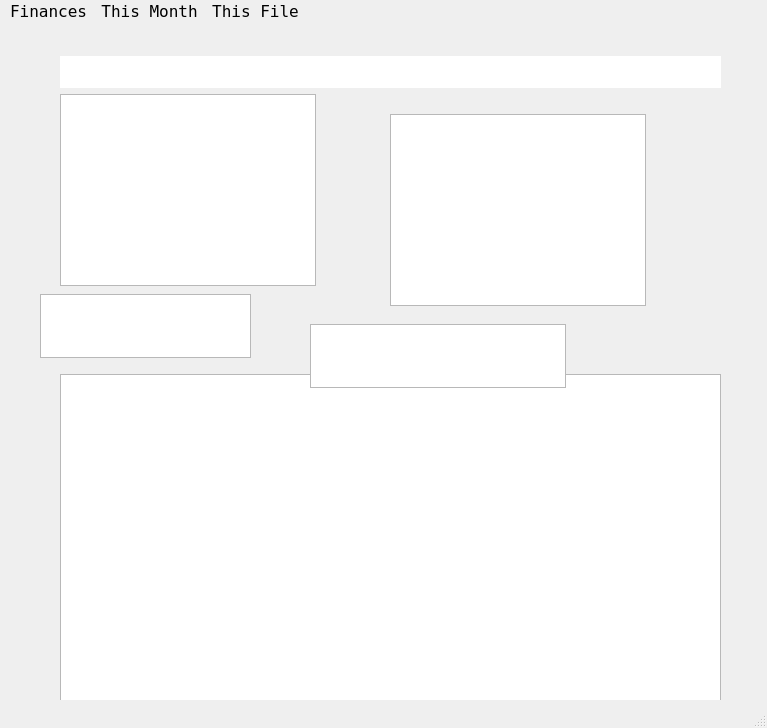
Above: mainwindow.ui from lowagner/pynances before the change. Below: the same form after it.
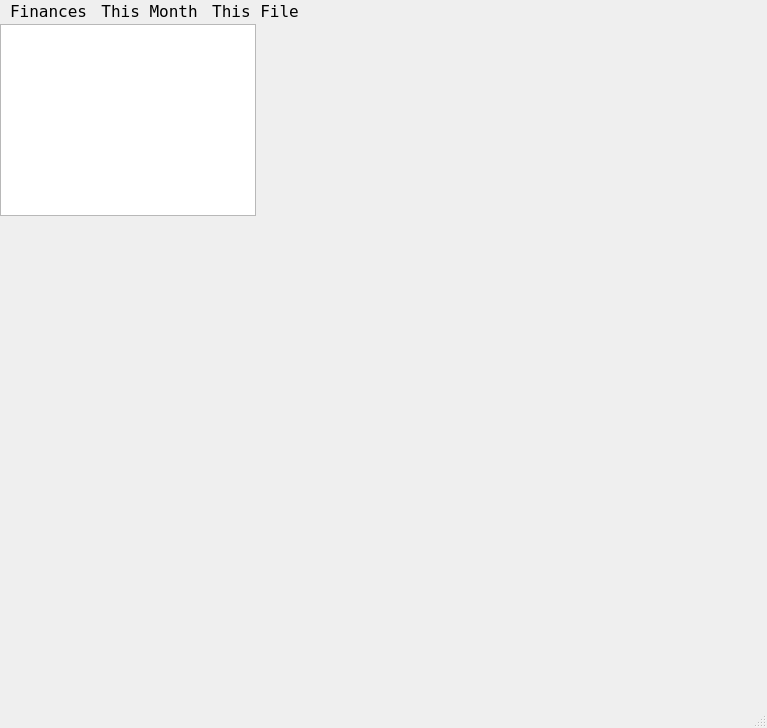
That is the form after the change.

Commit message: accounts and categories now in PySide (qif) version

What changed in the file:
```diff
--- a/mainwindow.ui
+++ b/mainwindow.ui
@@ -27,18 +27,10 @@
   </property>
   <widget class="QWidget" name="centralWidget">
    <widget class="QTextEdit" name="textEdit">
-    <property name="geometry">
-     <rect>
-      <x>60</x>
-      <y>350</y>
-      <width>661</width>
-      <height>331</height>
-     </rect>
-    </property>
     <property name="font">
      <font>
       <family>Andale Mono</family>
-      <pointsize>12</pointsize>
+      <pointsize>13</pointsize>
      </font>
     </property>
     <property name="focusPolicy">
@@ -49,79 +41,67 @@
     </property>
    </widget>
    <widget class="QListWidget" name="accountsWidget">
-    <property name="geometry">
-     <rect>
-      <x>60</x>
-      <y>70</y>
-      <width>256</width>
-      <height>192</height>
-     </rect>
-    </property>
-    <property name="accessibleName">
-     <string/>
-    </property>
-   </widget>
-   <widget class="QLineEdit" name="lineEdit">
-    <property name="geometry">
-     <rect>
-      <x>60</x>
-      <y>32</y>
-      <width>661</width>
-      <height>32</height>
-     </rect>
+    <property name="wordWrap">
+      <bool>true</bool>
     </property>
     <property name="font">
      <font>
       <family>Andale Mono</family>
-      <pointsize>14</pointsize>
+      <pointsize>13</pointsize>
      </font>
     </property>
     <property name="focusPolicy">
      <enum>Qt::ClickFocus</enum>
     </property>
    </widget>
-   <widget class="QListWidget" name="accountsWidget">
-    <property name="geometry">
-     <rect>
-      <x>60</x>
-      <y>70</y>
-      <width>256</width>
-      <height>192</height>
-     </rect>
-    </property>
-    <property name="accessibleName">
-     <string/>
-    </property>
-   </widget>
-
    <widget class="QListWidget" name="categoriesWidget">
-    <property name="geometry">
-     <rect>
-      <x>390</x>
-      <y>90</y>
-      <width>256</width>
-      <height>192</height>
-     </rect>
+    <property name="wordWrap">
+      <bool>true</bool>
+    </property>
+    <property name="font">
+     <font>
+      <family>Andale Mono</family>
+      <pointsize>13</pointsize>
+     </font>
+    </property>
+   </widget>
+   <widget class="QLineEdit" name="lineEdit">
+    <property name="font">
+     <font>
+      <family>Andale Mono</family>
+      <pointsize>14</pointsize>
+     </font>
+    </property>
+    <property name="focusPolicy">
+     <enum>Qt::ClickFocus</enum>
     </property>
    </widget>
    <widget class="QListWidget" name="totalsAccounts">
-    <property name="geometry">
-     <rect>
-      <x>40</x>
-      <y>270</y>
-      <width>211</width>
-      <height>64</height>
-     </rect>
+    <property name="wordWrap">
+      <bool>true</bool>
+    </property>
+    <property name="focusPolicy">
+     <enum>Qt::ClickFocus</enum>
+    </property>
+    <property name="font">
+     <font>
+      <family>Andale Mono</family>
+      <pointsize>13</pointsize>
+     </font>
     </property>
    </widget>
    <widget class="QListWidget" name="totalsCategories">
-    <property name="geometry">
-     <rect>
-      <x>310</x>
-      <y>300</y>
-      <width>256</width>
-      <height>64</height>
-     </rect>
+    <property name="wordWrap">
+      <bool>true</bool>
+    </property>
+    <property name="focusPolicy">
+     <enum>Qt::ClickFocus</enum>
+    </property>
+    <property name="font">
+     <font>
+      <family>Andale Mono</family>
+      <pointsize>13</pointsize>
+     </font>
     </property>
    </widget>
   </widget>
```
Left out of the diff: 25 changed lines with no effect on the pictures. The commit also changes 1 other file.
